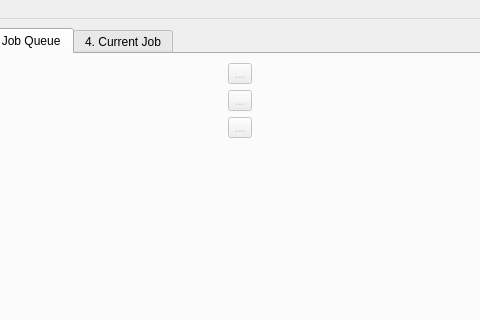
First picture: the form in ui/mainwindow.ui, repository ScriptSmith/reaper, before the edit; both pictures show x 301 to 781 and y 0 to 320 of the 1082 by 699 pixel window.
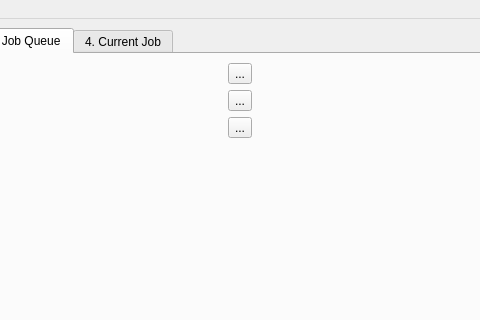
Second picture: the form after the edit. The open tabs and pages were chosen to show the change. Icons and pictures are not drawn.

The edit to the form file:
```diff
--- a/ui/mainwindow.ui
+++ b/ui/mainwindow.ui
@@ -371,7 +371,7 @@
             <item>
              <widget class="QToolButton" name="queueUp">
               <property name="enabled">
-               <bool>false</bool>
+               <bool>true</bool>
               </property>
               <property name="text">
                <string>...</string>
@@ -385,7 +385,7 @@
             <item>
              <widget class="QToolButton" name="queueDown">
               <property name="enabled">
-               <bool>false</bool>
+               <bool>true</bool>
               </property>
               <property name="text">
                <string>...</string>
@@ -399,7 +399,7 @@
             <item>
              <widget class="QToolButton" name="queueRemove">
               <property name="enabled">
-               <bool>false</bool>
+               <bool>true</bool>
               </property>
               <property name="text">
                <string>...</string>
```
Left out of the diff: 2 changed lines with no effect on the pictures.
